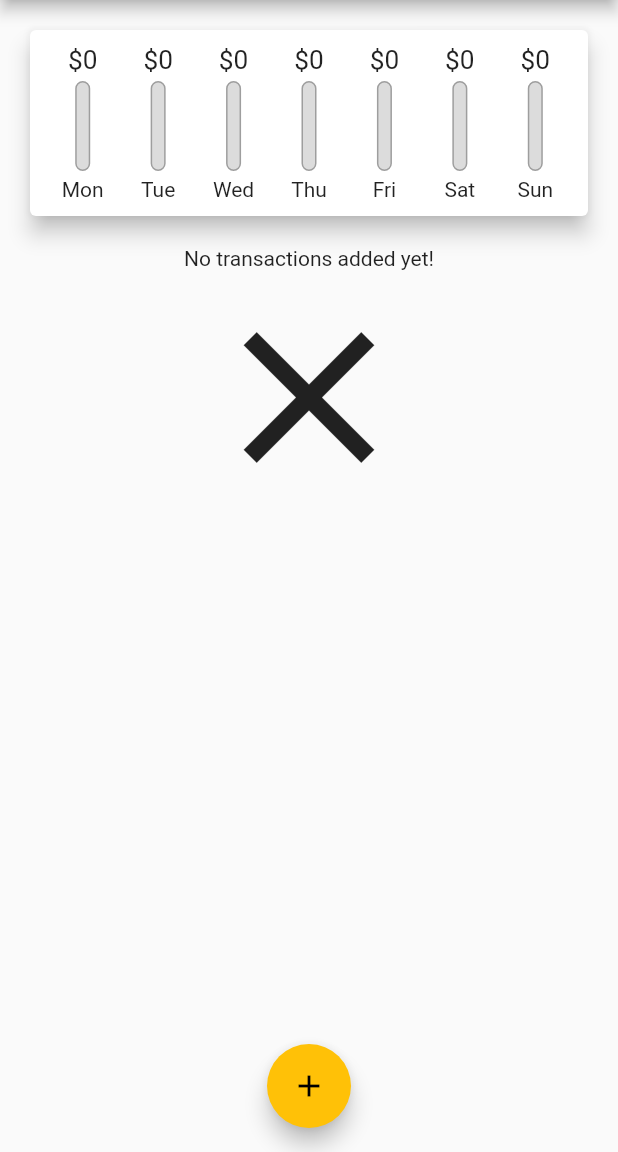
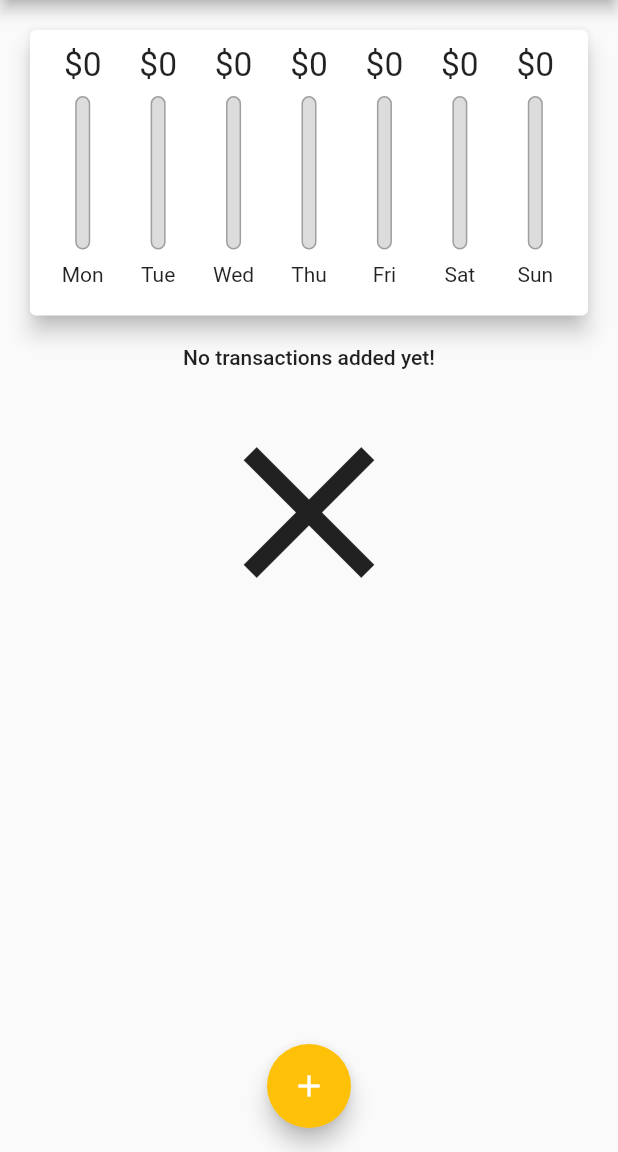
Before and after one commit to m00p1ng/hello-flutter, a Flutter app: the screen it shows after launch, on a phone screen of 412 x 824 dp, the part 84-1236 px from its top. Run offline on Flutter 3.47's test engine with Material 2 defaults, Android fonts, the phone set to English and light mode, and no system bars; our stand-ins replace rxdart, sqflite; accounts and stored records are empty.

Commit message:
add reponsive expense_planner

```diff
--- a/expense_planner/lib/main.dart
+++ b/expense_planner/lib/main.dart
@@ -1,4 +1,8 @@
+import 'dart:io';
+
+import 'package:flutter/cupertino.dart';
 import 'package:flutter/material.dart';
+
 import 'widgets/transaction_list.dart';
 import 'widgets/new_transaction.dart';
 import 'widgets/chart.dart';
@@ -43,6 +47,8 @@ class MyApp extends StatelessWidget {
               )
               .headline6,
         ),
+        colorScheme: ColorScheme.fromSwatch(primarySwatch: Colors.deepPurple)
+            .copyWith(secondary: Colors.amber),
       ),
       home: const MyHomePage(),
     );
@@ -59,11 +65,13 @@ class MyHomePage extends StatefulWidget {
 class _MyHomePageState extends State<MyHomePage> {
   final List<Transaction> _userTransactions = [];
 
+  bool _showChart = false;
+
   List<Transaction> get _recentTransactions {
     return _userTransactions.where((tx) {
       return tx.date.isAfter(
         DateTime.now().subtract(
-          Duration(days: 7),
+          const Duration(days: 7),
         ),
       );
     }).toList();
@@ -109,8 +117,23 @@ class _MyHomePageState extends State<MyHomePage> {
 
   @override
   Widget build(BuildContext context) {
-    return Scaffold(
-      appBar: AppBar(
+    final mediaQuery = MediaQuery.of(context);
+    final isLandscape = mediaQuery.orientation == Orientation.landscape;
+
+    final PreferredSizeWidget appBar = Platform.isIOS || Platform.isMacOS
+        ? CupertinoNavigationBar(
+            middle: const Text('Personal Expenses'),
+            trailing: Row(
+              mainAxisSize: MainAxisSize.min,
+              children: <Widget>[
+                GestureDetector(
+                  child: const Icon(CupertinoIcons.add),
+                  onTap: () => _startAddNewTransaction(context),
+                )
+              ],
+            ),
+          )
+        : AppBar(
             title: const Text('Personal Expenses'),
             actions: <Widget>[
               IconButton(
@@ -118,18 +141,74 @@ class _MyHomePageState extends State<MyHomePage> {
                 icon: const Icon(Icons.add),
               ),
             ],
-      ),
-      body: SingleChildScrollView(
+          ) as PreferredSizeWidget;
+
+    final txListWidget = SizedBox(
+      height: (mediaQuery.size.height -
+              appBar.preferredSize.height -
+              mediaQuery.padding.top) *
+          0.7,
+      child: TransactionList(_userTransactions, _deleteTransaction),
+    );
+
+    final pageBody = SafeArea(
+      child: SingleChildScrollView(
         child: Column(
           crossAxisAlignment: CrossAxisAlignment.stretch,
           children: <Widget>[
-            Chart(_recentTransactions),
-            TransactionList(_userTransactions, _deleteTransaction),
+            if (isLandscape)
+              Row(
+                mainAxisAlignment: MainAxisAlignment.center,
+                children: <Widget>[
+                  Text('Show Chart', style: Theme.of(context).textTheme.headline6),
+                  Switch.adaptive(
+                    activeColor: Theme.of(context).accentColor,
+                    value: _showChart,
+                    onChanged: (value) {
+                      setState(() {
+                        _showChart = value;
+                      });
+                    },
+                  ),
+                ],
+              ),
+            if (!isLandscape)
+              SizedBox(
+                height: (mediaQuery.size.height -
+                        appBar.preferredSize.height -
+                        mediaQuery.padding.top) *
+                    0.3,
+                child: Chart(_recentTransactions),
+              ),
+            if (!isLandscape) txListWidget,
+            if (isLandscape)
+              _showChart
+                  ? SizedBox(
+                      height: (mediaQuery.size.height -
+                              appBar.preferredSize.height -
+                              mediaQuery.padding.top) *
+                          0.7,
+                      child: Chart(_recentTransactions),
+                    )
+                  : txListWidget,
           ],
         ),
       ),
-      floatingActionButtonLocation: FloatingActionButtonLocation.centerFloat,
-      floatingActionButton: FloatingActionButton(
+    );
+
+    return Platform.isIOS || Platform.isMacOS
+        ? CupertinoPageScaffold(
+            child: pageBody,
+            navigationBar: appBar as CupertinoNavigationBar,
+          )
+        : Scaffold(
+            appBar: appBar,
+            body: pageBody,
+            floatingActionButtonLocation:
+                FloatingActionButtonLocation.centerFloat,
+            floatingActionButton: Platform.isMacOS || Platform.isIOS
+                ? Container()
+                : FloatingActionButton(
                     onPressed: () => _startAddNewTransaction(context),
                     child: const Icon(Icons.add),
                   ),
--- a/expense_planner/lib/widgets/chart.dart
+++ b/expense_planner/lib/widgets/chart.dart
@@ -35,7 +35,9 @@ class Chart extends StatelessWidget {
 
   @override
   Widget build(BuildContext context) {
-    return Card(
+    return Container(
+      height: MediaQuery.of(context).size.height * 0.4,
+      child: Card(
         elevation: 6,
         margin: const EdgeInsets.all(20),
         child: Container(
@@ -59,6 +61,7 @@ class Chart extends StatelessWidget {
             ).toList(),
           ),
         ),
+      ),
     );
   }
 }
--- a/expense_planner/lib/widgets/chart_bar.dart
+++ b/expense_planner/lib/widgets/chart_bar.dart
@@ -11,19 +11,21 @@ class ChartBar extends StatelessWidget {
 
   @override
   Widget build(BuildContext context) {
+    return LayoutBuilder(
+      builder: (context, constraints) {
         return Column(
           children: <Widget>[
-        Container(
-          height: 20,
+            SizedBox(
+              height: constraints.maxHeight * 0.15,
               child: FittedBox(
                 child: Text('\$${spendingAmount.toStringAsFixed(0)}'),
               ),
             ),
-        const SizedBox(
-          height: 4,
+            SizedBox(
+              height: constraints.maxHeight * 0.05,
             ),
             SizedBox(
-          height: 60,
+              height: constraints.maxHeight * 0.60,
               width: 10,
               child: Stack(
                 children: <Widget>[
@@ -46,11 +48,16 @@ class ChartBar extends StatelessWidget {
                 ],
               ),
             ),
-        const SizedBox(
-          height: 4,
+            SizedBox(
+              height: constraints.maxHeight * 0.05,
             ),
-        Text(label),
+            SizedBox(
+              height: constraints.maxHeight * 0.15,
+              child: Text(label),
+            ),
           ],
+        );
+      },
     );
   }
 }
--- a/expense_planner/lib/widgets/transaction_list.dart
+++ b/expense_planner/lib/widgets/transaction_list.dart
@@ -11,23 +11,25 @@ class TransactionList extends StatelessWidget {
 
   @override
   Widget build(BuildContext context) {
-    return SizedBox(
-      height: 300,
-      child: transactions.isEmpty
-          ? Column(
-              children: const <Widget>[
-                Text('No transactions added yet!'),
+    return transactions.isEmpty
+        ? LayoutBuilder(builder: (context, constraints) {
+            return Column(
+              children: <Widget>[
+                Text(
+                  'No transactions added yet!',
+                  style: Theme.of(context).textTheme.bodyText1,
+                ),
                 SizedBox(
-                  height: 10,
+                  height: 20,
                 ),
                 Icon(Icons.clear, size: 150),
               ],
-            )
+            );
+          })
         : ListView.builder(
             itemBuilder: (ctx, index) {
               return Card(
-                  margin:
-                      const EdgeInsets.symmetric(vertical: 8, horizontal: 5),
+                margin: const EdgeInsets.symmetric(vertical: 8, horizontal: 5),
                 child: ListTile(
                   leading: CircleAvatar(
                     radius: 30,
@@ -46,7 +48,20 @@ class TransactionList extends StatelessWidget {
                   subtitle: Text(
                     DateFormat.yMMMd().format(transactions[index].date),
                   ),
-                    trailing: IconButton(
+                  trailing: MediaQuery.of(context).size.width > 360
+                      ? TextButton.icon(
+                          onPressed: () => deleteTx(transactions[index].id),
+                          label: Text(
+                            'Delete',
+                            style:
+                                TextStyle(color: Theme.of(context).errorColor),
+                          ),
+                          icon: Icon(
+                            Icons.delete,
+                            color: Theme.of(context).errorColor,
+                          ),
+                        )
+                      : IconButton(
                           icon: Icon(
                             Icons.delete,
                             color: Theme.of(context).errorColor,
@@ -57,7 +72,6 @@ class TransactionList extends StatelessWidget {
               );
             },
             itemCount: transactions.length,
-            ),
           );
   }
 }
```
Also changed, not shown: expense_planner/lib/widgets/adaptive_flat_button.dart (added, +31 -0 lines), expense_planner/lib/widgets/new_transaction.dart (+15 -8 lines). Lines whose indentation alone changed are shown as unchanged.
